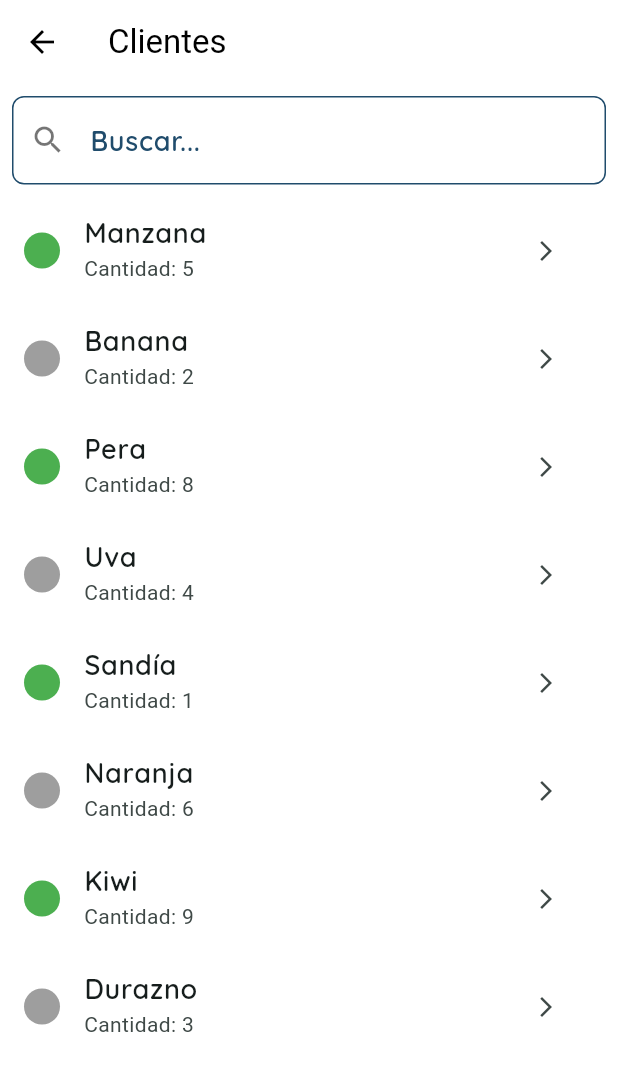
After one commit to JoseBarajasuwu/app_renta_carros, a Flutter app: the screen it shows after launch, after a tap on "CLIENTE", on a phone screen of 412 x 824 dp. The commit adds this screen. Shown: the top 1071 px of the screen. Run offline on Flutter 3.47's test engine with Material 3 defaults, Android fonts, the phone set to English and light mode, and no system bars; our stand-ins replace open_file, table_calendar; missing offline and left inert: bitsdojo_window, excel, sqlite3.

Commit message:
*Se sigue trabajando 202511091634

```diff
--- a/lib/core/widgets_personalizados/theme_data.dart
+++ b/lib/core/widgets_personalizados/theme_data.dart
@@ -1,13 +1,10 @@
 import 'package:flutter/material.dart';
 
 final ThemeData appTheme = ThemeData(
-  useMaterial3: false,
+  useMaterial3: true,
+  colorScheme: ColorScheme.fromSeed(seedColor: Colors.teal),
   // primaryColor: Colors.orange,
   scaffoldBackgroundColor: Colors.white,
-  // appBarTheme: const AppBarTheme(
-  //   backgroundColor: Colors.orange,
-  //   foregroundColor: Colors.white,
-  // ),
   elevatedButtonTheme: ElevatedButtonThemeData(
     style: ElevatedButton.styleFrom(
       backgroundColor: Color(0xFF204c6c),
@@ -70,8 +67,13 @@ final ThemeData appTheme = ThemeData(
   //   backgroundColor: Colors.orange,
   //   foregroundColor: Colors.white,
   // ),
-  colorScheme: ColorScheme.fromSeed(
-    seedColor: Colors.blueAccent, // Cambia esto al color base que quieras
-    surface: Colors.white, // Fondo de los componentes como BottomNavigationBar
+  appBarTheme: const AppBarTheme(
+    backgroundColor: Colors.white,
+    foregroundColor: Colors.black,
+    elevation: 0,
   ),
+  // colorScheme: ColorScheme.fromSeed(
+  //   seedColor: Colors.blueAccent, // Cambia esto al color base que quieras
+  //   surface: Colors.white, // Fondo de los componentes como BottomNavigationBar
+  // ),
 );
--- a/lib/main.dart
+++ b/lib/main.dart
@@ -1,34 +1,12 @@
-import 'dart:io';
-
 import 'package:flutter/material.dart';
-import 'package:renta_carros/botton_navigation_tree.dart';
 import 'package:renta_carros/core/widgets_personalizados/theme_data.dart';
-import 'package:renta_carros/database/database.dart';
-import 'package:bitsdojo_window/bitsdojo_window.dart';
 import 'package:intl/date_symbol_data_local.dart';
-import 'package:renta_carros/clico_de_vida_app.dart';
-import 'package:window_size/window_size.dart';
+import 'package:renta_carros/presentation/home/home.dart';
 
 void main() async {
   WidgetsFlutterBinding.ensureInitialized();
   await initializeDateFormatting('es_ES', null);
-  final dbHelper = DatabaseHelper();
-  await dbHelper.init();
-
-  if (Platform.isWindows || Platform.isLinux || Platform.isMacOS) {
-    doWhenWindowReady(() async {
-      final screen = await getCurrentScreen();
-      final screenFrame = screen!.visibleFrame;
-      final screenSize = Size(screenFrame.width, screenFrame.height);
-      appWindow.minSize = Size(800, 600);
-      appWindow.size = screenSize;
-      appWindow.alignment = Alignment.center;
-      appWindow.title = "Renta Car";
-      appWindow.show();
-    });
-  }
-  // runApp(const MyApp());
-  runApp(AppLifecycleHandler(child: const MyApp()));
+  runApp(const MyApp());
 }
 
 class MyApp extends StatelessWidget {
@@ -36,6 +14,11 @@ class MyApp extends StatelessWidget {
 
   @override
   Widget build(BuildContext context) {
-    return MaterialApp(theme: appTheme, home: BottonNavigation());
+    return MaterialApp(
+      debugShowCheckedModeBanner: false,
+      theme: appTheme,
+      title: "Carros",
+      home: HomeScreen(),
+    );
   }
 }
--- /dev/null
+++ b/lib/presentation/clientes_2/clientes_2_page.dart
@@ -0,0 +1,129 @@
+import 'package:flutter/material.dart';
+
+class ListaConBuscador extends StatefulWidget {
+  const ListaConBuscador({super.key});
+
+  @override
+  State<ListaConBuscador> createState() => _ListaConBuscadorState();
+}
+
+class _ListaConBuscadorState extends State<ListaConBuscador> {
+  // Datos de ejemplo: fruta, número y estado booleano
+  final List<Map<String, dynamic>> _items = [
+    {'nombre': 'Manzana', 'numero': 5, 'activo': true},
+    {'nombre': 'Banana', 'numero': 2, 'activo': false},
+    {'nombre': 'Pera', 'numero': 8, 'activo': true},
+    {'nombre': 'Uva', 'numero': 4, 'activo': false},
+    {'nombre': 'Sandía', 'numero': 1, 'activo': true},
+    {'nombre': 'Naranja', 'numero': 6, 'activo': false},
+    {'nombre': 'Kiwi', 'numero': 9, 'activo': true},
+    {'nombre': 'Durazno', 'numero': 3, 'activo': false},
+  ];
+
+  List<Map<String, dynamic>> _filteredItems = [];
+  final TextEditingController _searchController = TextEditingController();
+
+  @override
+  void initState() {
+    super.initState();
+    _filteredItems = _items;
+    _searchController.addListener(_filtrarLista);
+  }
+
+  void _filtrarLista() {
+    final query = _searchController.text.toLowerCase();
+
+    setState(() {
+      _filteredItems =
+          _items
+              .where((item) => item['nombre'].toLowerCase().contains(query))
+              .toList();
+    });
+  }
+
+  @override
+  void dispose() {
+    _searchController.dispose();
+    super.dispose();
+  }
+
+  // Función para navegar a otra pantalla
+  void _abrirDetalle(BuildContext context, Map<String, dynamic> item) {
+    Navigator.push(
+      context,
+      MaterialPageRoute(builder: (_) => DetalleFrutaScreen(item: item)),
+    );
+  }
+
+  @override
+  Widget build(BuildContext context) {
+    return Scaffold(
+      appBar: AppBar(title: const Text('Clientes')),
+      body: Column(
+        children: [
+          Padding(
+            padding: const EdgeInsets.all(8.0),
+            child: TextField(
+              controller: _searchController,
+              decoration: const InputDecoration(
+                labelText: 'Buscar...',
+                prefixIcon: Icon(Icons.search),
+                border: OutlineInputBorder(),
+              ),
+            ),
+          ),
+          Expanded(
+            child: ListView.builder(
+              itemCount: _filteredItems.length,
+              itemBuilder: (context, index) {
+                final item = _filteredItems[index];
+                final bool activo = item['activo'];
+                final Color color = activo ? Colors.green : Colors.grey;
+
+                return ListTile(
+                  leading: CircleAvatar(backgroundColor: color, radius: 12),
+                  title: Text(item['nombre']),
+                  subtitle: Text('Cantidad: ${item['numero']}'),
+                  trailing: IconButton(
+                    icon: const Icon(Icons.arrow_forward_ios, size: 16),
+                    onPressed: () => _abrirDetalle(context, item),
+                  ),
+                );
+              },
+            ),
+          ),
+        ],
+      ),
+    );
+  }
+}
+
+class DetalleFrutaScreen extends StatelessWidget {
+  final Map<String, dynamic> item;
+
+  const DetalleFrutaScreen({super.key, required this.item});
+
+  @override
+  Widget build(BuildContext context) {
+    return Scaffold(
+      appBar: AppBar(title: Text(item['nombre'])),
+      body: Center(
+        child: Column(
+          mainAxisAlignment: MainAxisAlignment.center,
+          children: [
+            Icon(
+              item['activo'] ? Icons.check_circle : Icons.cancel,
+              color: item['activo'] ? Colors.green : Colors.grey,
+              size: 80,
+            ),
+            const SizedBox(height: 20),
+            Text(
+              'Cantidad: ${item['numero']}',
+              style: const TextStyle(fontSize: 22),
+            ),
+          ],
+        ),
+      ),
+    );
+  }
+}
--- /dev/null
+++ b/lib/presentation/home/home.dart
@@ -0,0 +1,95 @@
+import 'package:flutter/material.dart';
+import 'package:renta_carros/presentation/clientes_2/clientes_2_page.dart';
+
+class HomeScreen extends StatelessWidget {
+  const HomeScreen({super.key});
+
+  static final List<Map<String, dynamic>> botones = [
+    {
+      'texto': 'RENTA',
+      'icono': Icons.calendar_month_outlined,
+      'color': Colors.blueGrey,
+      'pantalla': const HomeScreen(),
+    },
+    {
+      'texto': 'CLIENTE',
+      'icono': Icons.person_outline_sharp,
+      'color': Colors.blueGrey,
+      'pantalla': const ListaConBuscador(),
+    },
+    {
+      'texto': 'VEHÍCULO',
+      'icono': Icons.directions_car,
+      'color': Colors.blueGrey,
+      'pantalla': const HomeScreen(),
+    },
+    {
+      'texto': 'PERFIL',
+      'icono': Icons.account_circle_outlined,
+      'color': Colors.blueGrey,
+      'pantalla': const HomeScreen(),
+    },
+  ];
+
+  @override
+  Widget build(BuildContext context) {
+    return Scaffold(
+      appBar: AppBar(
+        title: Row(
+          children: [
+            Icon(Icons.location_pin, color: Colors.white),
+            const Text(
+              ' Sucursal Sonora',
+              style: TextStyle(fontFamily: 'Quicksand', color: Colors.white),
+            ),
+          ],
+        ),
+        centerTitle: true,
+        backgroundColor: Colors.blueGrey,
+      ),
+      body: Padding(
+        padding: const EdgeInsets.all(20),
+        child: GridView.count(
+          crossAxisCount: 2,
+          crossAxisSpacing: 10,
+          mainAxisSpacing: 10,
+          children: List.generate(botones.length, (index) {
+            final boton = botones[index];
+            return AspectRatio(
+              aspectRatio: 1,
+              child: ElevatedButton(
+                style: ElevatedButton.styleFrom(
+                  backgroundColor: boton['color'],
+                  shape: RoundedRectangleBorder(
+                    borderRadius: BorderRadius.circular(12),
+                  ),
+                ),
+                onPressed: () {
+                  Navigator.push(
+                    context,
+                    MaterialPageRoute(builder: (context) => boton['pantalla']),
+                  );
+                },
+                child: Column(
+                  mainAxisAlignment: MainAxisAlignment.center,
+                  children: [
+                    Icon(boton['icono'], size: 60, color: Colors.white),
+                    const SizedBox(height: 12),
+                    Text(
+                      boton['texto'],
+                      style: const TextStyle(
+                        color: Colors.white,
+                        fontFamily: 'Quicksand',
+                        fontSize: 20,
+                      ),
+                    ),
+                  ],
+                ),
+              ),
+            );
+          }),
+        ),
+      ),
+    );
+  }
+}
```
Also changed, not shown: lib/presentation/calendario/notas.txt (deleted, +0 -166 lines).
